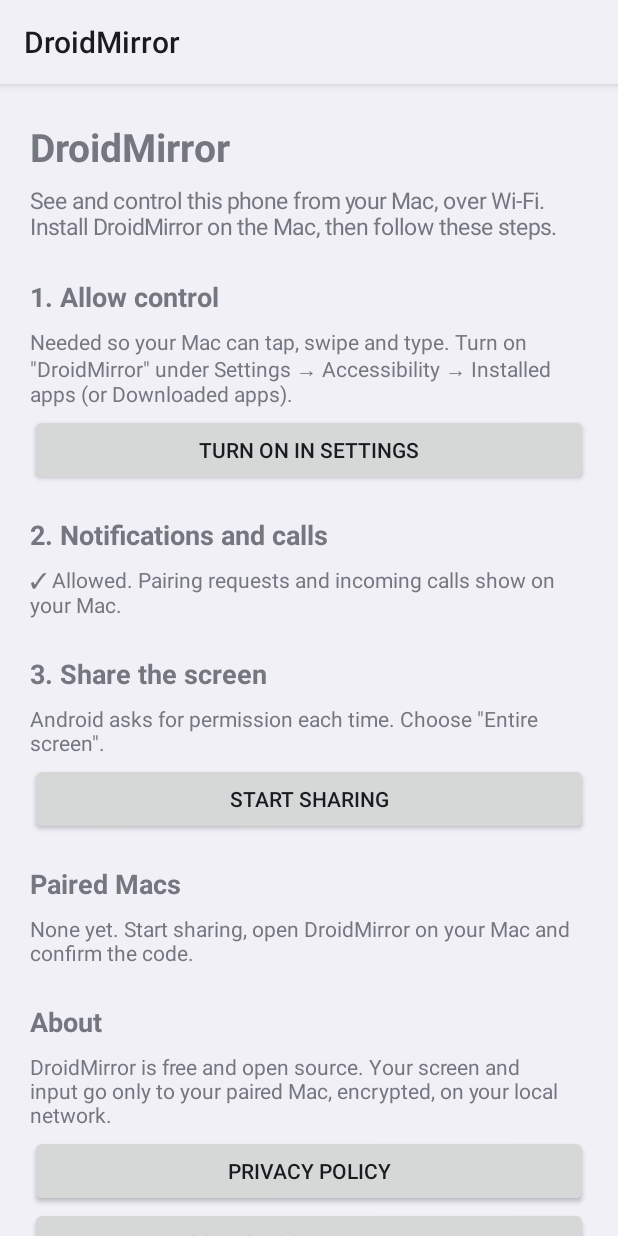
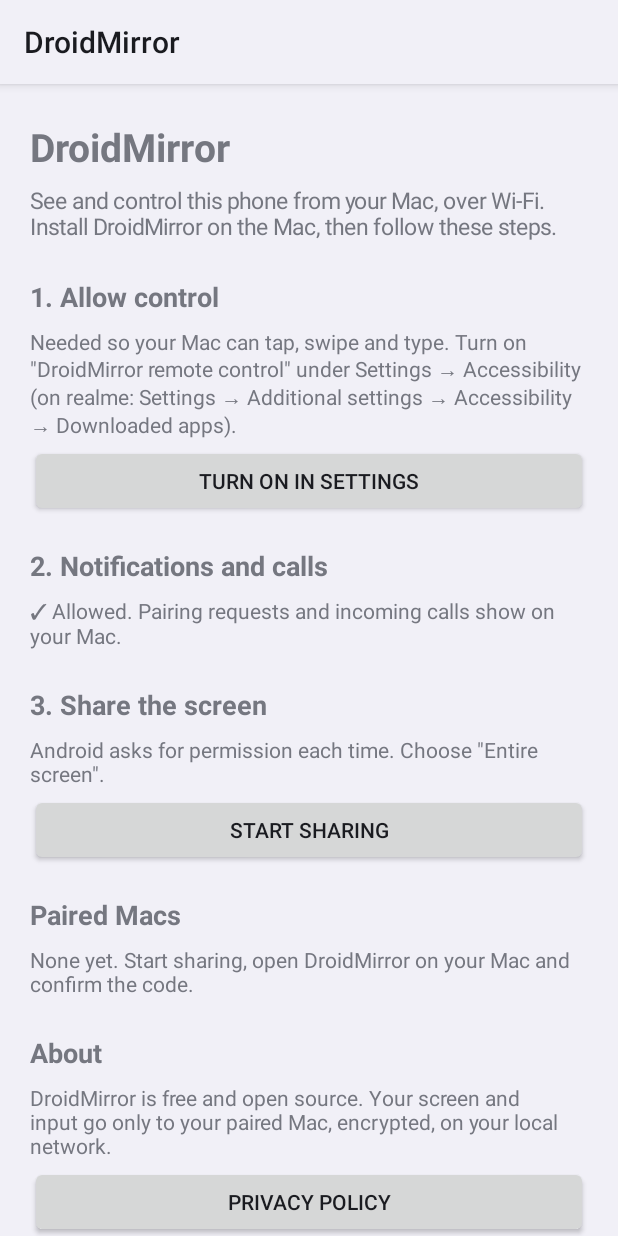
Before and after one commit to codrixotech/DroidMirror, an Android app: the screen it shows after launch (MainActivity), on a phone screen of 412 x 824 dp. Run offline under Robolectric (Android 15) with nearby library versions, the phone set to English and light mode, and no system bars; pictures from the network do not load.

Commit message:
Companion mode: report when the phone can't perform input
When the Mac's input reaches the phone but the Accessibility service
isn't running, the phone app now sends a new device message (type 101)
at most every 5 seconds, and the Mac shows how to turn control on.

The phone app also logs when input starts arriving, when the
Accessibility service connects, and gestures or global actions the
system refuses. Its setup screen now tells apart "off" from "switched on
in Settings but not running" (and suggests turning it off and on).

Co-Authored-By: Claude Opus 5.5 <noreply@anthropic.com>
Claude-Session: https://claude.ai/code/session_01VeFD9T8HFkekvLHciivQqh

```diff
--- a/android/app/src/main/java/com/codrixo/droidmirror/MainActivity.java
+++ b/android/app/src/main/java/com/codrixo/droidmirror/MainActivity.java
@@ -111,12 +111,22 @@ public final class MainActivity extends Activity implements MirrorService.Listen
     }
 
     private void refresh() {
+        boolean controlRunning = ControlService.get() != null;
         boolean control = isControlEnabled();
-        controlStatus.setText(control
-                ? "✓ On. Your Mac can tap, swipe and type on this phone."
-                : "Needed so your Mac can tap, swipe and type. Turn on \"DroidMirror\" under "
-                        + "Settings → Accessibility → Installed apps (or Downloaded apps).");
-        controlButton.setVisibility(control ? View.GONE : View.VISIBLE);
+        if (controlRunning) {
+            controlStatus.setText("✓ On. Your Mac can tap, swipe and type on this phone.");
+        } else if (control) {
+            // Switched on in Settings, but Android isn't running it (often after the
+            // app was updated, or battery optimisation stopped it).
+            controlStatus.setText("Switched on, but Android isn't running it. In Settings → "
+                    + "Accessibility, turn \"DroidMirror remote control\" off and on again.");
+        } else {
+            controlStatus.setText("Needed so your Mac can tap, swipe and type. Turn on \"DroidMirror "
+                    + "remote control\" under Settings → Accessibility (on realme: Settings → "
+                    + "Additional settings → Accessibility → Downloaded apps).");
+        }
+        controlButton.setText(control ? "Open Accessibility settings" : "Turn on in Settings");
+        controlButton.setVisibility(controlRunning ? View.GONE : View.VISIBLE);
 
         List<String> missing = missingPermissions();
         permissionStatus.setText(missing.isEmpty()
@@ -140,9 +150,6 @@ public final class MainActivity extends Activity implements MirrorService.Listen
     }
 
     private boolean isControlEnabled() {
-        if (ControlService.get() != null) {
-            return true;
-        }
         String enabled = Settings.Secure.getString(getContentResolver(),
                 Settings.Secure.ENABLED_ACCESSIBILITY_SERVICES);
         String me = new ComponentName(this, ControlService.class).flattenToString();
--- a/android/app/src/main/java/com/codrixo/droidmirror/Protocol.java
+++ b/android/app/src/main/java/com/codrixo/droidmirror/Protocol.java
@@ -43,6 +43,8 @@ final class Protocol {
 
     /** Device message type for call state (an extension; scrcpy uses 0-2). */
     static final int MSG_CALL_STATE = 100;
+    /** Input can't be performed: the Accessibility service isn't running. */
+    static final int MSG_CONTROL_UNAVAILABLE = 101;
 
     /** Code both devices show while pairing: SHA-256(fingerprint || nonce), 6 digits. */
     static int pairingCode(byte[] fingerprint, byte[] nonce) {
@@ -104,6 +106,10 @@ final class Protocol {
                 .putInt(n.length).put(n).array();
     }
 
+    static byte[] controlUnavailableMessage() {
+        return new byte[] {(byte) MSG_CONTROL_UNAVAILABLE};
+    }
+
     /** Scales the screen so its long side is at most {@code max}, multiples of 8. */
     static int[] encodedSize(int width, int height, int max) {
         int longSide = Math.max(width, height);
```
Also changed, not shown: android/app/src/main/java/com/codrixo/droidmirror/ControlService.java (+21 -4 lines), android/app/src/main/java/com/codrixo/droidmirror/MirrorService.java (+12 -2 lines), 4 other files.
